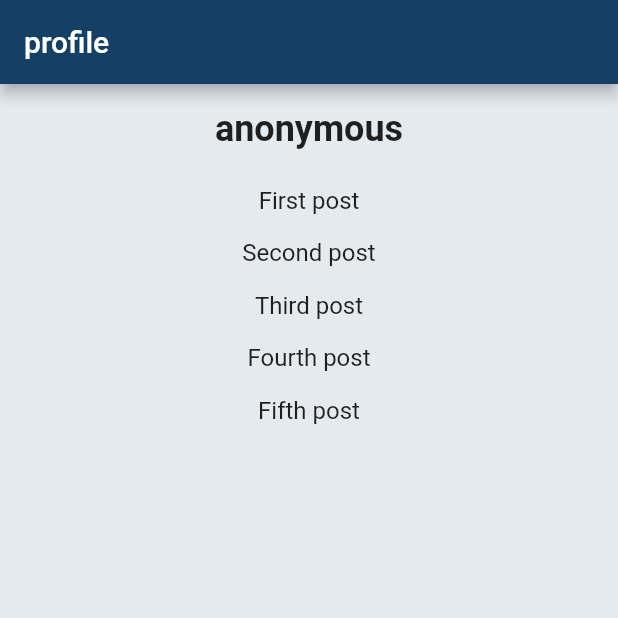
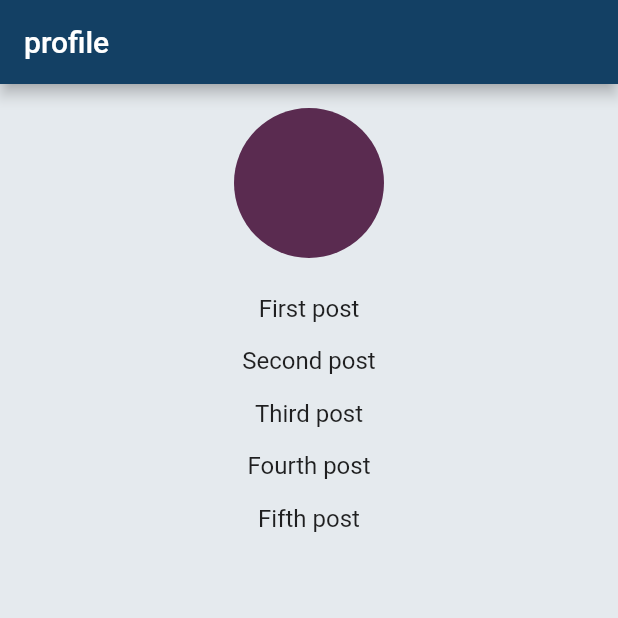
Before and after one commit to mbulling/chirp, a Flutter app: the UserProfilePage screen opened directly, on a phone screen of 412 x 824 dp, the top half of it. Run offline on Flutter 3.47's test engine with Material 2 defaults, Android fonts, the phone set to English and light mode, and no system bars; our stand-ins replace cloud_firestore, firebase_core, geocoding, geolocator; accounts and stored records are empty.

Commit message:
user color

```diff
--- a/lib/main.dart
+++ b/lib/main.dart
@@ -7,11 +7,17 @@ import 'package:firebase_core/firebase_core.dart';
 import 'firebase_options.dart';
 import 'package:cloud_firestore/cloud_firestore.dart';
 import 'common.dart';
+import 'dart:math';
 
 void main() async {
   WidgetsFlutterBinding.ensureInitialized();
   await initializeFirebase();
   runApp(MyApp());
+}
+
+int generateUserIdentity() {
+  Random random = new Random();
+  return random.nextInt(999999);
 }
 
 class MyApp extends StatelessWidget {
@@ -27,7 +33,7 @@ class MyApp extends StatelessWidget {
             children: [
               HomePage(), // replace this line with HomePage widget from home_page.dart
               SavedRegionsPage(),
-              UserProfilePage(userName: 'anonymous'),
+              UserProfilePage(userIdentity: generateUserIdentity()),
             ],
           ),
           bottomNavigationBar: Container(
--- a/lib/message_view.dart
+++ b/lib/message_view.dart
@@ -31,7 +31,10 @@ class _MessageViewState extends State<MessageView> {
     if (_textController.text.isNotEmpty) {
       setState(() {
         messages.add(Message(
-            id: "", author: "me", time: "now", content: _textController.text));
+            author: "me",
+            time: "now",
+            content: _textController.text,
+            zone: "north campus"));
         _textController.clear();
       });
     }
--- a/lib/user_profile.dart
+++ b/lib/user_profile.dart
@@ -1,9 +1,15 @@
 import 'package:flutter/material.dart';
 
+Color getUserColor(int userIdentity) {
+  // Generate a color based on the user identity
+  int colorValue = userIdentity.hashCode % (0xFFFFFF + 1);
+  return Color(colorValue).withOpacity(1.0);
+}
+
 class UserProfilePage extends StatefulWidget {
-  final String userName;
+  final int userIdentity;
 
-  UserProfilePage({Key? key, required this.userName}) : super(key: key);
+  UserProfilePage({Key? key, required this.userIdentity}) : super(key: key);
 
   @override
   _UserProfilePageState createState() => _UserProfilePageState();
@@ -30,11 +36,12 @@ class _UserProfilePageState extends State<UserProfilePage> {
         children: <Widget>[
           Padding(
             padding: EdgeInsets.all(16.0),
-            child: Text(
-              widget.userName,
-              style: TextStyle(
-                fontSize: 24.0,
-                fontWeight: FontWeight.bold,
+            child: Container(
+              width: 100,
+              height: 100,
+              decoration: BoxDecoration(
+                shape: BoxShape.circle,
+                color: getUserColor(widget.userIdentity),
               ),
             ),
           ),
```
